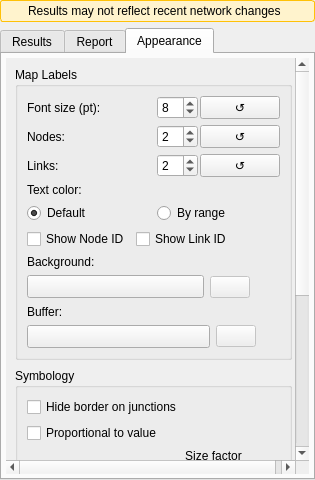
Qt form ui/analysis/qgisred_results_dock.ui (qgisred/QGISRed) before a commit.
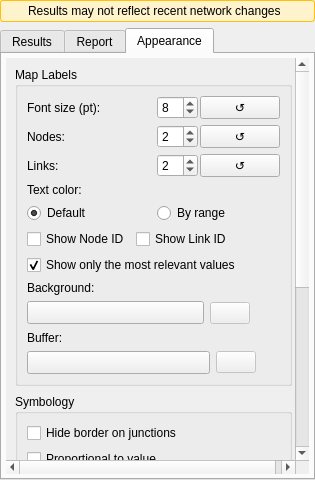
The same form after that commit. The open tabs and pages were chosen to show the change. Custom widgets are drawn as their Qt base class.

Commit message: [Results] Add option to show only the most relevant values

Diff of the .ui file:
```diff
--- a/ui/analysis/qgisred_results_dock.ui
+++ b/ui/analysis/qgisred_results_dock.ui
@@ -1484,13 +1484,26 @@
                 </layout>
                </item>
                <item row="6" column="0" colspan="2">
+                <widget class="QCheckBox" name="cbRelevantLabels">
+                 <property name="text">
+                  <string>Show only the most relevant values</string>
+                 </property>
+                 <property name="toolTip">
+                  <string>When zoomed out, label only the values that change the most along the main flow paths (or the largest ones); more labels appear as you zoom in</string>
+                 </property>
+                 <property name="checked">
+                  <bool>true</bool>
+                 </property>
+                </widget>
+               </item>
+               <item row="7" column="0" colspan="2">
                 <widget class="QLabel" name="lbLabelBgColorText">
                  <property name="text">
                   <string>Background:</string>
                  </property>
                 </widget>
                </item>
-               <item row="7" column="0" colspan="2">
+               <item row="8" column="0" colspan="2">
                 <layout class="QHBoxLayout" name="horizontalLayout_labelBgColor">
                  <item>
                   <widget class="QgsColorButton" name="btLabelBgColor">
@@ -1548,14 +1561,14 @@
                  </item>
                 </layout>
                </item>
-               <item row="8" column="0" colspan="2">
+               <item row="9" column="0" colspan="2">
                 <widget class="QLabel" name="lbLabelBufferColorText">
                  <property name="text">
                   <string>Buffer:</string>
                  </property>
                 </widget>
                </item>
-               <item row="9" column="0" colspan="2">
+               <item row="10" column="0" colspan="2">
                 <layout class="QHBoxLayout" name="horizontalLayout_labelBufferColor">
                  <item>
                   <widget class="QgsColorButton" name="btLabelBufferColor">
```
The commit also changes 14 other files.
